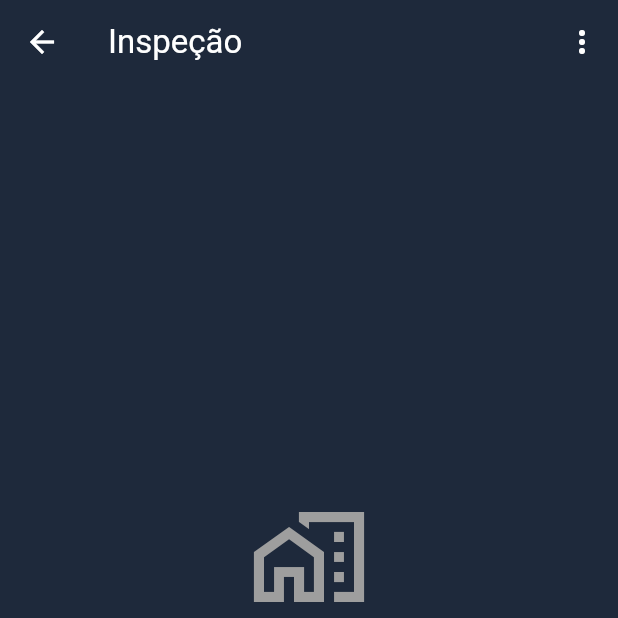
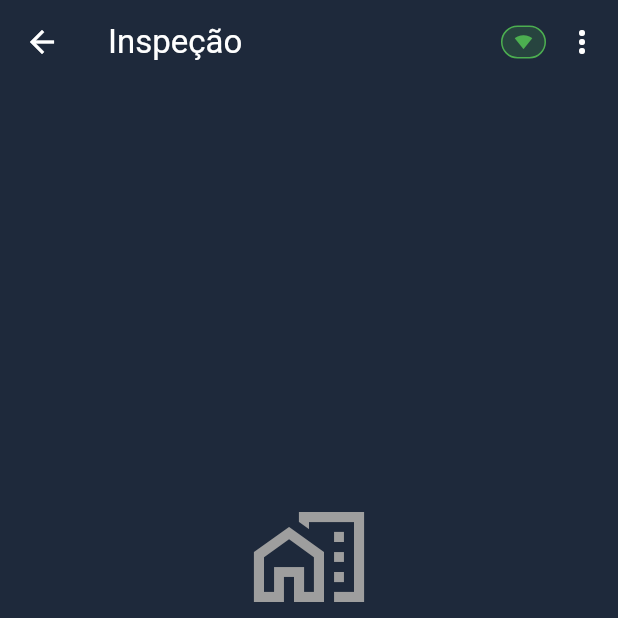
Before and after one commit to danrleyribeiro-rv/inspection_app, a Flutter app: the InspectionDetailScreen screen opened directly with empty values, on a phone screen of 412 x 824 dp, the top half of it. Run offline on Flutter 3.47's test engine with Material 3 defaults, Android fonts, the light colour scheme and no system bars; our stand-ins replace brasil_fields, cloud_firestore, connectivity_plus, file_picker, firebase_auth, firebase_core and 5 more; missing offline and left inert: cpf_cnpj_validator; accounts and stored records are empty.

Commit message:
Alteração no icone de online

```diff
--- a/lib/presentation/screens/inspection/inspection_detail_screen.dart
+++ b/lib/presentation/screens/inspection/inspection_detail_screen.dart
@@ -17,13 +17,15 @@ import 'package:inspection_app/presentation/screens/inspection/components/inspec
 import 'package:inspection_app/presentation/widgets/template_selector_dialog.dart';
 import 'package:inspection_app/services/import_export_service.dart';
 import 'package:cloud_firestore/cloud_firestore.dart';
+import 'package:connectivity_plus/connectivity_plus.dart';
 
 class InspectionDetailScreen extends StatefulWidget {
   final String inspectionId;
 
+
   const InspectionDetailScreen({
     super.key,
-    required this.inspectionId,
+    required this.inspectionId
   });
 
   @override
@@ -657,6 +659,27 @@ Future<void> _manuallyApplyTemplate() async {
       appBar: AppBar(
         title: Text(_inspection?.title ?? 'Inspeção'),
         actions: [
+          // Sync status
+          Container(
+            padding: const EdgeInsets.symmetric(horizontal: 8, vertical: 4),
+            decoration: BoxDecoration(
+              color: _isOnline ? Colors.green.withOpacity(0.2) : Colors.red.withOpacity(0.2),
+              borderRadius: BorderRadius.circular(16),
+              border: Border.all(
+                color: _isOnline ? Colors.green : Colors.red,
+              ),
+            ),
+            child: Row(
+              mainAxisSize: MainAxisSize.min,
+              children: [
+                Icon(
+                  _isOnline ? Icons.signal_wifi_4_bar: Icons.wifi,
+                  size: 12,
+                  color: _isOnline ? Colors.green : Colors.red,
+                ),
+              ],
+            ),
+          ),
           // Template apply button
           if (_isOnline && _inspection != null && _inspection!.templateId != null)
             IconButton(
```
Also changed, not shown: lib/presentation/screens/inspection/components/inspection_header.dart (+0 -31 lines).
